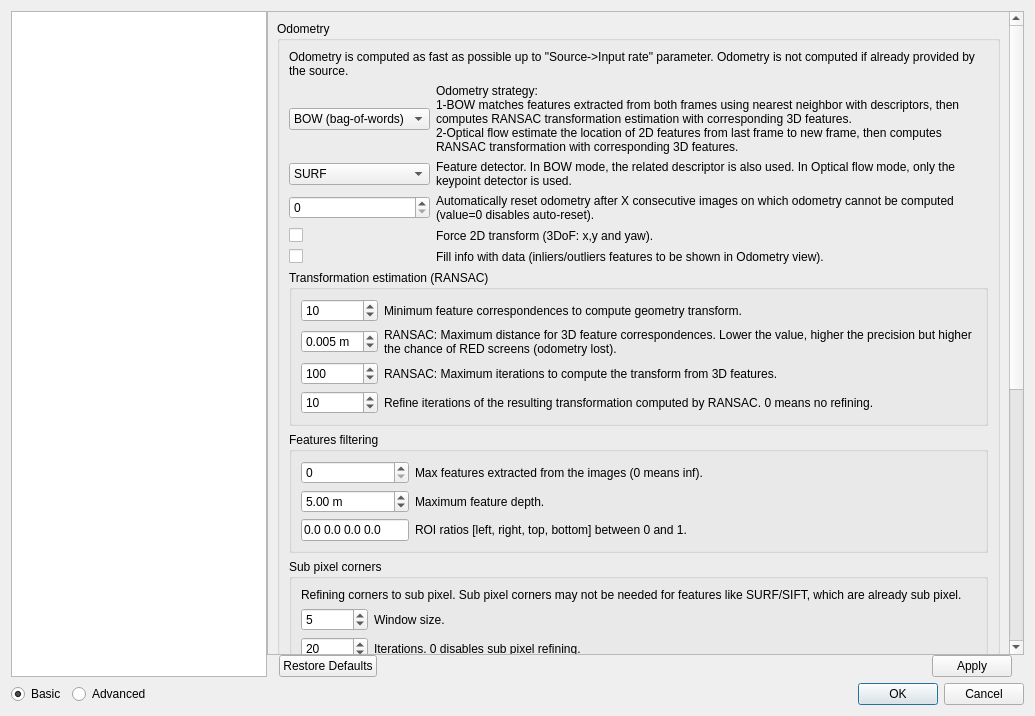
Old version of the form guilib/src/ui/preferencesDialog.ui in the repository introlab/rtabmap.
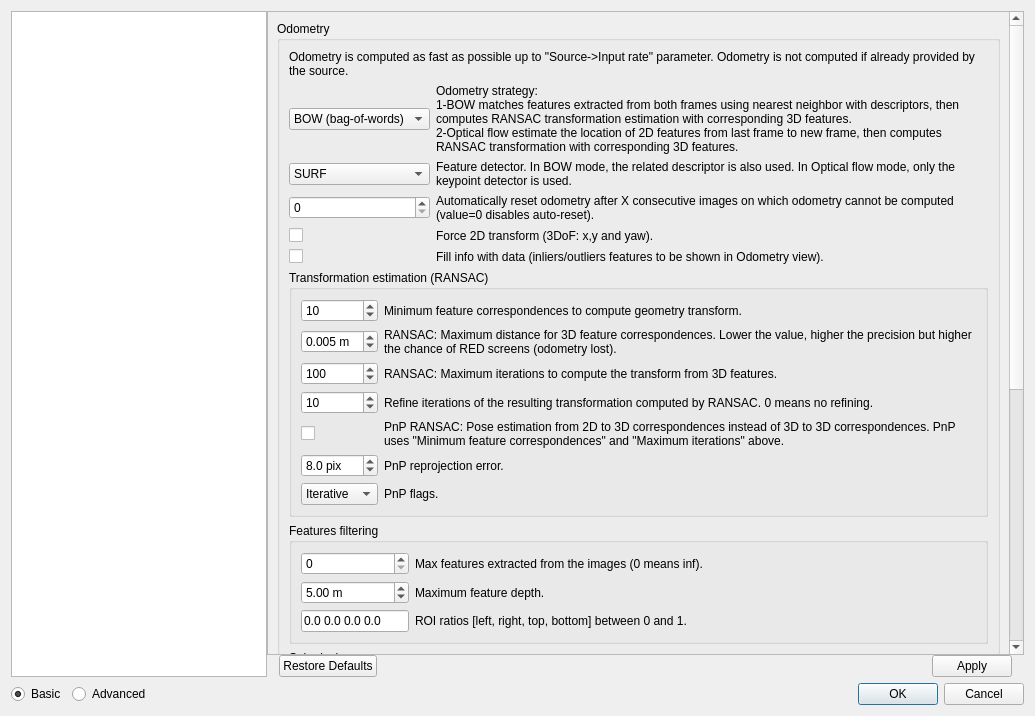
New version of the form. The open tabs and pages were chosen to show the change. Icons and pictures are not drawn. Custom widgets are drawn as their Qt base class.

Commit message: Added PnP Pose estimation based Odometry option. Added sensor icons in menu.

Patch:
```diff
--- a/guilib/src/ui/preferencesDialog.ui
+++ b/guilib/src/ui/preferencesDialog.ui
@@ -6610,6 +6610,81 @@
                          </property>
                         </widget>
                        </item>
+                       <item row="5" column="1">
+                        <widget class="QLabel" name="label_225">
+                         <property name="text">
+                          <string>PnP reprojection error.</string>
+                         </property>
+                         <property name="wordWrap">
+                          <bool>true</bool>
+                         </property>
+                        </widget>
+                       </item>
+                       <item row="5" column="0">
+                        <widget class="QDoubleSpinBox" name="odom_pnpReprojError">
+                         <property name="suffix">
+                          <string> pix</string>
+                         </property>
+                         <property name="decimals">
+                          <number>1</number>
+                         </property>
+                         <property name="minimum">
+                          <double>0.100000000000000</double>
+                         </property>
+                         <property name="singleStep">
+                          <double>1.000000000000000</double>
+                         </property>
+                         <property name="value">
+                          <double>8.000000000000000</double>
+                         </property>
+                        </widget>
+                       </item>
+                       <item row="4" column="0">
+                        <widget class="QCheckBox" name="odom_pnpEstimation">
+                         <property name="text">
+                          <string/>
+                         </property>
+                        </widget>
+                       </item>
+                       <item row="4" column="1">
+                        <widget class="QLabel" name="label_226">
+                         <property name="text">
+                          <string>PnP RANSAC: Pose estimation from 2D to 3D correspondences instead of 3D to 3D correspondences. PnP uses &quot;Minimum feature correspondences&quot; and &quot;Maximum iterations&quot; above.</string>
+                         </property>
+                         <property name="wordWrap">
+                          <bool>true</bool>
+                         </property>
+                        </widget>
+                       </item>
+                       <item row="6" column="1">
+                        <widget class="QLabel" name="label_227">
+                         <property name="text">
+                          <string>PnP flags.</string>
+                         </property>
+                         <property name="wordWrap">
+                          <bool>true</bool>
+                         </property>
+                        </widget>
+                       </item>
+                       <item row="6" column="0">
+                        <widget class="QComboBox" name="odom_pnpFlags">
+                         <item>
+                          <property name="text">
+                           <string>Iterative</string>
+                          </property>
+                         </item>
+                         <item>
+                          <property name="text">
+                           <string>EPNP</string>
+                          </property>
+                         </item>
+                         <item>
+                          <property name="text">
+                           <string>P3P</string>
+                          </property>
+                         </item>
+                        </widget>
+                       </item>
                       </layout>
                      </widget>
                     </item>
```
Left out of the diff: 2 changed lines with no effect on the pictures. The commit also changes 18 other files.
